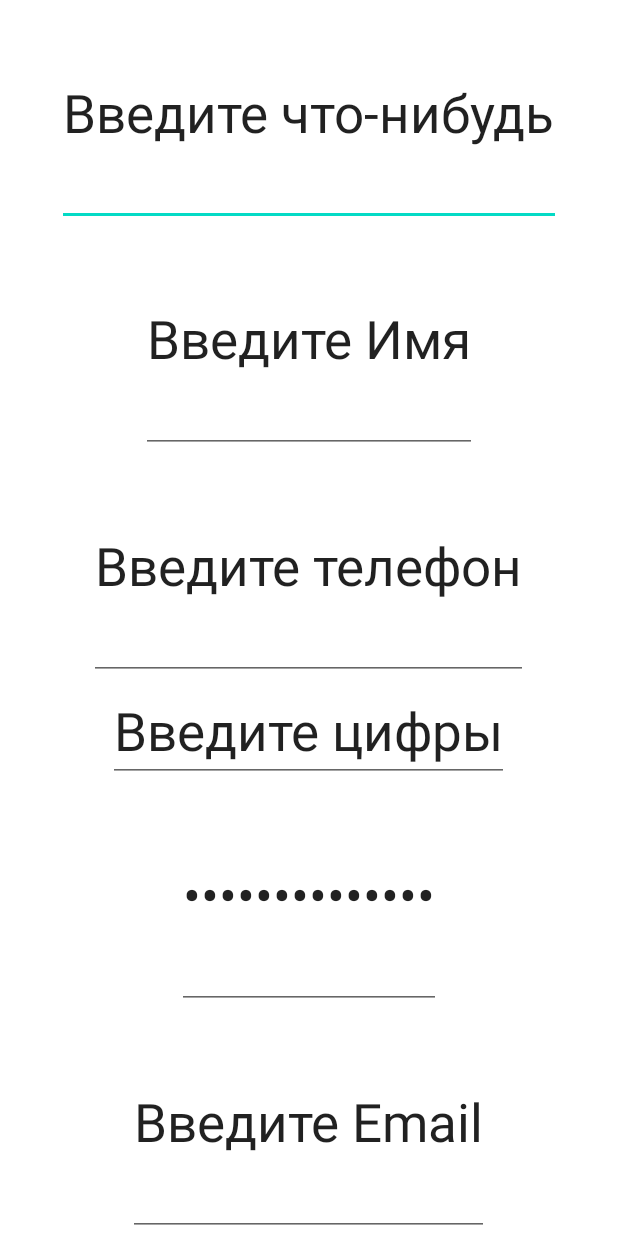
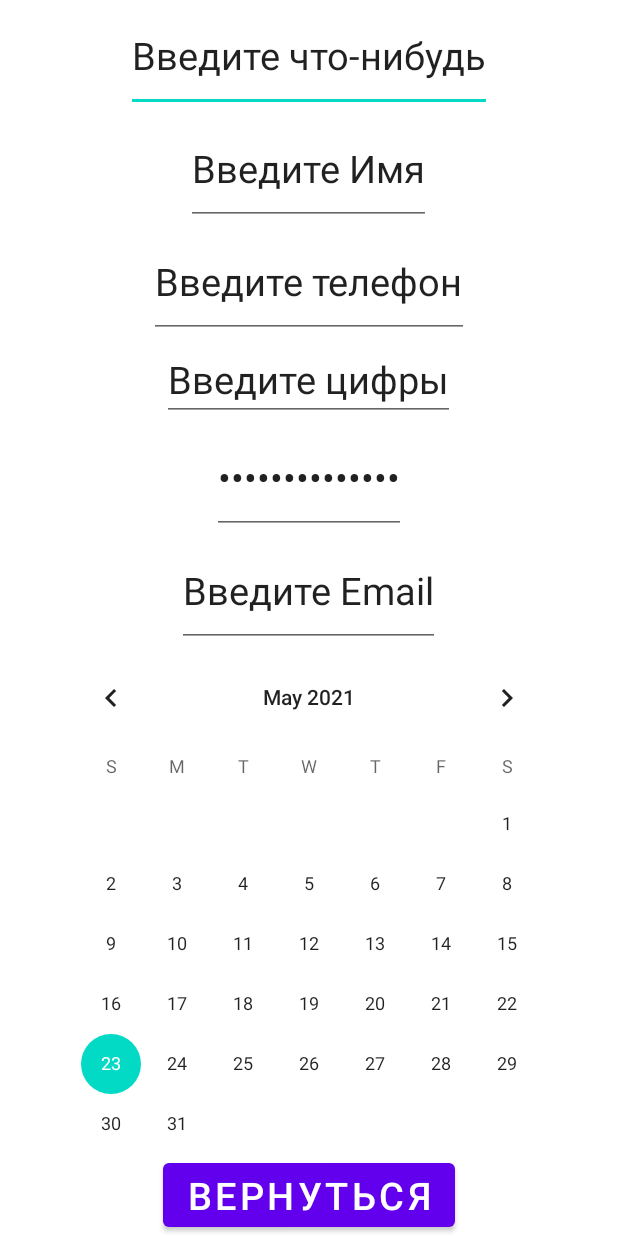
Before and after one commit to streych/HomeWorkAndroid_1, an Android app: the layout many_edit_text.xml on its own in the app's theme, with its tools: preview values and no code run, on a phone screen of 412 x 824 dp. Run offline under Robolectric (Android 15) with nearby library versions, the phone set to English and light mode, and no system bars.

Commit message:
- с несколькими EditText, где использовать атрибут inputType: text, textPersonName, phone, number, textPassword, textEmailAddress и другие значения.
- Добавить в проект элемент CalendarView.

- Реализован переход между Activity

```diff
--- a/app/build.gradle
+++ b/app/build.gradle
@@ -26,6 +26,9 @@ android {
         sourceCompatibility JavaVersion.VERSION_1_8
         targetCompatibility JavaVersion.VERSION_1_8
     }
+    buildFeatures {
+        viewBinding true
+    }
 }
 
 dependencies {
@@ -33,6 +36,8 @@ dependencies {
     implementation 'androidx.appcompat:appcompat:1.2.0'
     implementation 'com.google.android.material:material:1.2.1'
     implementation 'androidx.constraintlayout:constraintlayout:2.0.1'
+    implementation 'androidx.navigation:navigation-fragment:2.3.0'
+    implementation 'androidx.navigation:navigation-ui:2.3.0'
     testImplementation 'junit:junit:4.+'
     androidTestImplementation 'androidx.test.ext:junit:1.1.2'
     androidTestImplementation 'androidx.test.espresso:espresso-core:3.3.0'
--- a/app/src/main/AndroidManifest.xml
+++ b/app/src/main/AndroidManifest.xml
@@ -9,6 +9,7 @@
         android:roundIcon="@mipmap/ic_launcher_round"
         android:supportsRtl="true"
         android:theme="@style/Theme.Android_HomeWorke_1">
+        <activity android:name=".MainActivityEditText"></activity>
         <activity android:name=".MainActivity">
             <intent-filter>
                 <action android:name="android.intent.action.MAIN" />
--- a/app/src/main/res/layout/activity_main.xml
+++ b/app/src/main/res/layout/activity_main.xml
@@ -32,9 +32,10 @@
         android:id="@+id/button_click"
         android:layout_width="wrap_content"
         android:layout_height="wrap_content"
+        android:onClick="onClick"
         android:text="@string/click_me"
+        android:textColor="@color/black"
         android:textSize="35sp"
-        android:textColor="@color/black"
         app:layout_constraintBottom_toTopOf="@id/switch_my"
         app:layout_constraintLeft_toLeftOf="parent"
         app:layout_constraintRight_toRightOf="parent"
@@ -66,6 +67,7 @@
         android:id="@+id/togB"
         android:layout_width="wrap_content"
         android:layout_height="wrap_content"
+        android:onClick="onCLick"
         android:textSize="35sp"
         app:layout_constraintBottom_toBottomOf="parent"
         app:layout_constraintLeft_toLeftOf="parent"
--- a/app/src/main/res/layout/many_edit_text.xml
+++ b/app/src/main/res/layout/many_edit_text.xml
@@ -13,7 +13,7 @@
         android:layout_weight="1"
         android:inputType="text"
         android:text="@string/text"
-        android:textSize="35sp" />
+        android:textSize="25sp" />
 
     <EditText
         android:layout_width="wrap_content"
@@ -21,7 +21,7 @@
         android:layout_weight="1"
         android:inputType="textPersonName"
         android:text="@string/textpersonename"
-        android:textSize="35sp" />
+        android:textSize="25sp" />
 
     <EditText
         android:layout_width="wrap_content"
@@ -29,14 +29,14 @@
         android:layout_weight="1"
         android:inputType="phone"
         android:text="@string/phone"
-        android:textSize="35sp" />
+        android:textSize="25sp" />
 
     <EditText
         android:layout_width="wrap_content"
         android:layout_height="wrap_content"
         android:inputType="number"
         android:text="@string/number"
-        android:textSize="35sp" />
+        android:textSize="25sp" />
 
     <EditText
         android:layout_width="wrap_content"
@@ -44,7 +44,7 @@
         android:layout_weight="1"
         android:inputType="textPassword"
         android:text="@string/pass"
-        android:textSize="35sp" />
+        android:textSize="25sp" />
 
     <EditText
         android:layout_width="wrap_content"
@@ -52,6 +52,18 @@
         android:layout_weight="1"
         android:inputType="textEmailAddress"
         android:text="@string/mail"
-        android:textSize="35sp" />
+        android:textSize="25sp" />
+
+    <CalendarView
+        android:layout_width="wrap_content"
+        android:layout_height="wrap_content" />
+
+    <Button
+        android:id="@+id/back"
+        android:layout_width="wrap_content"
+        android:layout_height="wrap_content"
+        android:text="@string/back"
+        android:textSize="25sp"
+        android:onClick="onCLickBack"/>
 
 </LinearLayout>
```
Also changed, not shown: app/src/main/java/com/example/android_homeworke_1/MainActivity.java (+13 -0 lines), app/src/main/res/values/strings.xml (+10 -0 lines), app/src/main/res/values/themes.xml (+9 -0 lines).
